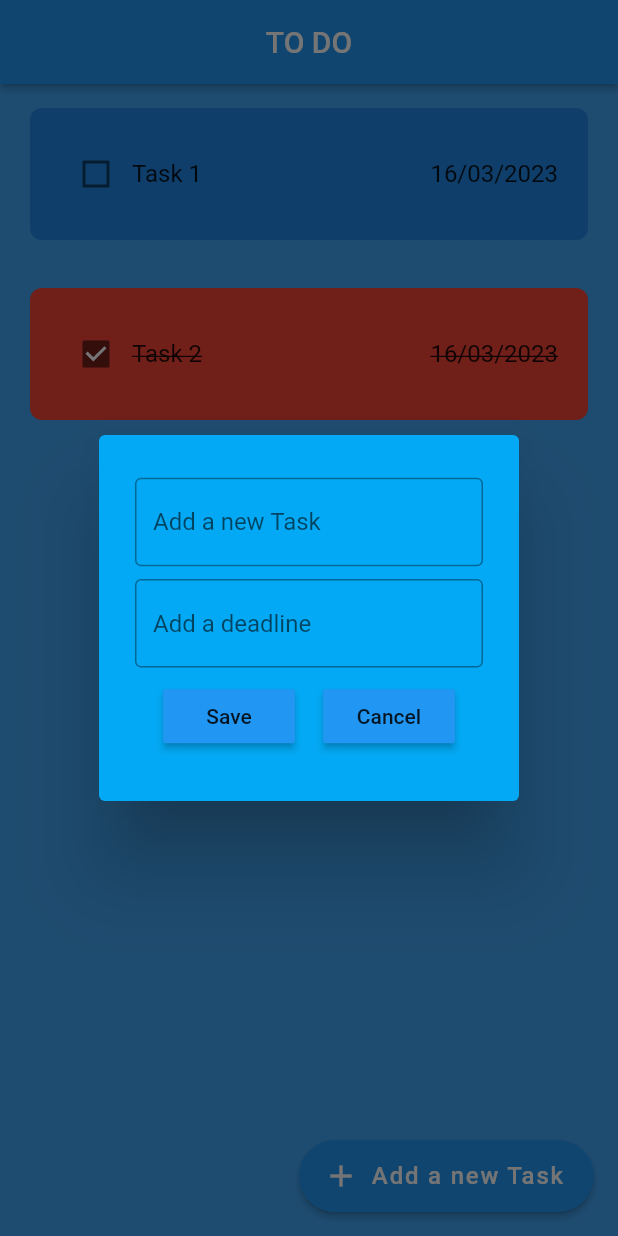
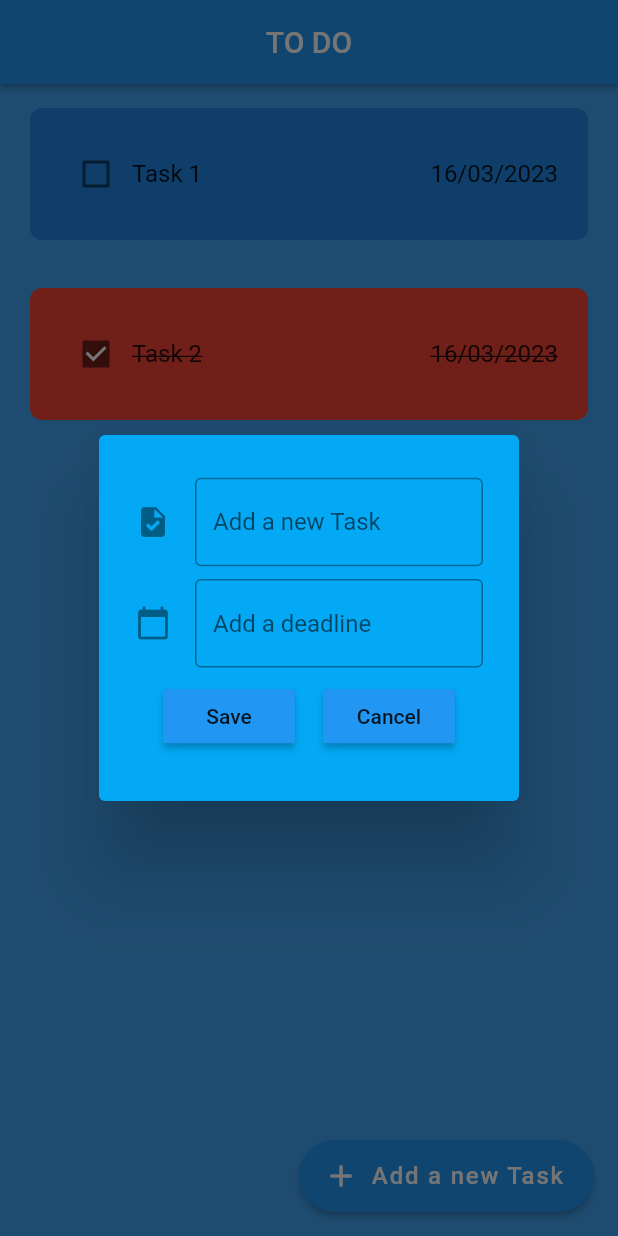
Before and after one commit to dhnam2806/Flutter-Todo-App, a Flutter app: the screen it shows after launch, after a tap on "Add a new Task", on a phone screen of 412 x 824 dp. Run offline on Flutter 3.47's test engine with Material 2 defaults, Android fonts, the phone set to English and light mode, and no system bars; drawn by our look-alikes of flutter_slidable; our stand-ins replace flutter_easyloading.

Commit message:
third commit

```diff
--- a/lib/main.dart
+++ b/lib/main.dart
@@ -1,6 +1,7 @@
 import 'package:flutter/material.dart';
 import 'package:todo_app/pages/home_page.dart';
 import 'package:todo_app/pages/landing_page.dart';
+import 'package:flutter_easyloading/flutter_easyloading.dart';
 
 void main() {
   runApp(MyApp());
@@ -16,6 +17,7 @@ class MyApp extends StatelessWidget {
       // home: const LandingPage(),
       home: const HomePage(),
       theme: ThemeData(primarySwatch: Colors.blue,),
+      builder: EasyLoading.init(),
     );
   }
 }
--- a/lib/widgets/dialog_box.dart
+++ b/lib/widgets/dialog_box.dart
@@ -22,11 +22,13 @@ class DialogBox extends StatelessWidget {
       content: SizedBox(
         height: 200,
         child:
-          Column(mainAxisAlignment: MainAxisAlignment.spaceEvenly, children: [
+            Column(mainAxisAlignment: MainAxisAlignment.spaceEvenly, children: [
           TextField(
             controller: controller,
             decoration: const InputDecoration(
-                border: OutlineInputBorder(), hintText: "Add a new Task"),
+                icon: Icon(Icons.task),
+                border: OutlineInputBorder(),
+                hintText: "Add a new Task"),
           ),
           TextField(
             controller: selectDate,
@@ -35,7 +37,9 @@ class DialogBox extends StatelessWidget {
             },
             keyboardType: TextInputType.none,
             decoration: const InputDecoration(
-                border: OutlineInputBorder(), hintText: "Add a deadline"),
+                icon: Icon(Icons.calendar_today),
+                border: OutlineInputBorder(),
+                hintText: "Add a deadline"),
           ),
           Row(
             mainAxisAlignment: MainAxisAlignment.spaceEvenly,
--- a/pubspec.yaml
+++ b/pubspec.yaml
@@ -38,6 +38,7 @@ dependencies:
   cupertino_icons: ^1.0.2
   flutter_slidable: ^2.0.0
   intl: ^0.18.0
+  flutter_easyloading: ^3.0.5
 
 dev_dependencies:
   flutter_test:
```
Also changed, not shown: lib/pages/home_page.dart (+11 -0 lines), pubspec.lock.
